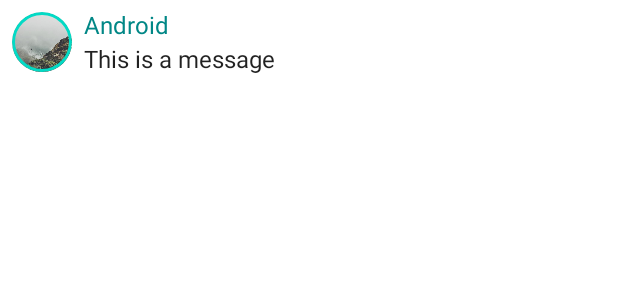
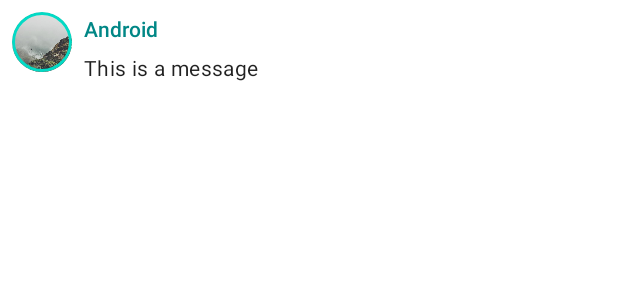
Before and after one commit to Fatimazza/JetpackCompose, an Android app built with Jetpack Compose: the @Preview function DefaultPreview, on a phone screen of 412 x 824 dp. Shown: the top 300 px of the screen. Run offline under Robolectric (Android 15) with nearby library versions, the phone set to English and light mode, and no system bars.

Commit message:
Typography - Add typography as Text style

```diff
--- a/app/src/main/java/io/github/fatimazza/jetpackcompose/MainActivity.kt
+++ b/app/src/main/java/io/github/fatimazza/jetpackcompose/MainActivity.kt
@@ -53,11 +53,15 @@ fun GreetingCard(msg: Message) {
         Column {
             Text(
                 text = msg.author,
-                color = MaterialTheme.colors.secondaryVariant
+                color = MaterialTheme.colors.secondaryVariant,
+                style = MaterialTheme.typography.subtitle2
             )
             // Add a vertical space between the author and message texts
             Spacer(modifier = Modifier.height(4.dp))
-            Text(text = msg.body)
+            Text(
+                text = msg.body,
+                style = MaterialTheme.typography.body2
+            )
         }
     }
 }
```
